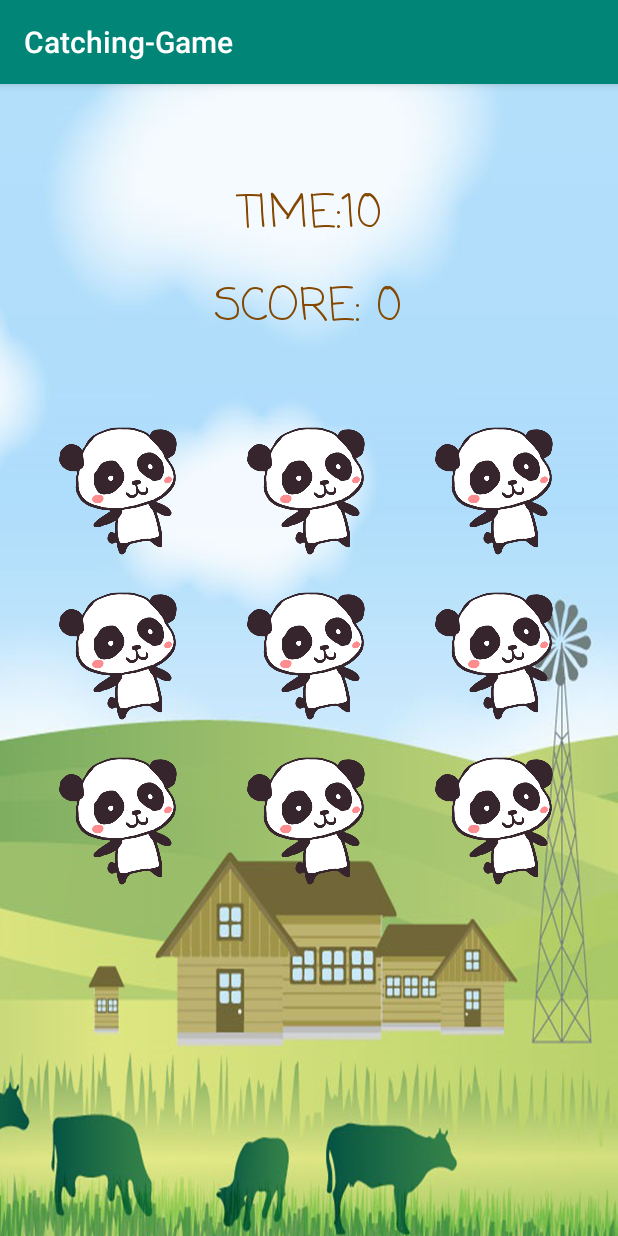
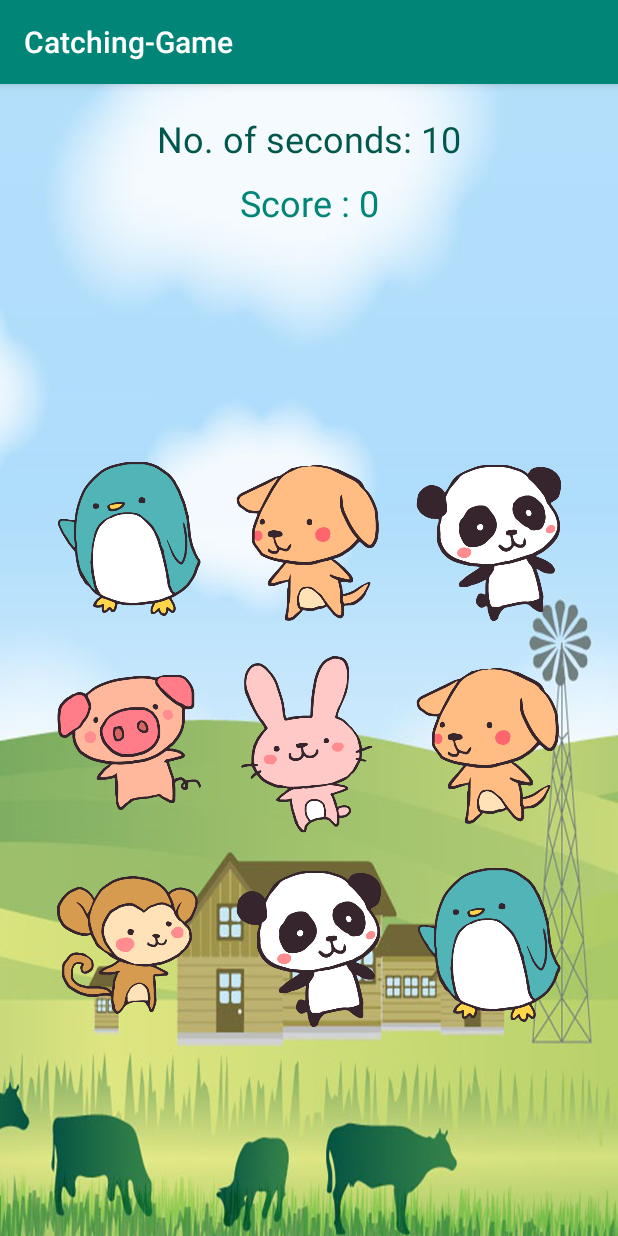
Before and after one commit to MichAca/Catching-Game, an Android app: the screen it shows after launch (MainActivity), on a phone screen of 412 x 824 dp. Run offline under Robolectric (Android 15) with nearby library versions, the phone set to English and light mode, and no system bars.

Commit message:
fix layout

```diff
--- a/app/src/main/java/com/bordscode/catching_game/MainActivity.kt
+++ b/app/src/main/java/com/bordscode/catching_game/MainActivity.kt
@@ -2,11 +2,20 @@ package com.bordscode.catching_game
 
 import android.support.v7.app.AppCompatActivity
 import android.os.Bundle
+import kotlinx.android.synthetic.main.activity_main.*
+
 
 class MainActivity : AppCompatActivity() {
 
     override fun onCreate(savedInstanceState: Bundle?) {
         super.onCreate(savedInstanceState)
         setContentView(R.layout.activity_main)
+
+        imageView1.setOnClickListener {
+
+
+        }
+
+
     }
 }
--- a/app/src/main/res/layout/activity_main.xml
+++ b/app/src/main/res/layout/activity_main.xml
@@ -1,127 +1,121 @@
 <?xml version="1.0" encoding="utf-8"?>
-<androidx.constraintlayout.widget.ConstraintLayout
+<android.support.constraint.ConstraintLayout
     xmlns:android="http://schemas.android.com/apk/res/android"
+    xmlns:app="http://schemas.android.com/apk/res-auto"
     xmlns:tools="http://schemas.android.com/tools"
-    xmlns:app="http://schemas.android.com/apk/res-auto"
     android:layout_width="match_parent"
     android:layout_height="match_parent"
-    android:background="@drawable/bg1"
-    tools:context=".MainActivity">
-    <androidx.gridlayout.widget.GridLayout
-        android:layout_width="match_parent"
-        android:layout_height="335dp"
-        app:layout_constraintStart_toStartOf="parent" android:layout_marginStart="16dp"
-        android:layout_marginEnd="16dp" app:layout_constraintEnd_toEndOf="parent"
-        app:layout_constraintHorizontal_bias="0.0" android:id="@+id/gridLayout" android:layout_marginBottom="8dp"
-        app:layout_constraintBottom_toBottomOf="parent" android:layout_marginTop="8dp"
-        app:layout_constraintTop_toTopOf="parent">
+    tools:context=".MainActivity"
+    tools:layout_editor_absoluteY="81dp"
+    android:background="@drawable/bg1">
+
+    <TextView
+        android:id="@+id/textViewTimer"
+        android:layout_width="wrap_content"
+        android:layout_height="wrap_content"
+        android:layout_marginTop="20dp"
+        android:text="No. of seconds: 10"
+        android:textSize="24sp"
+        android:textColor="@color/colorPrimaryDark"
+        app:layout_constraintEnd_toEndOf="parent"
+        app:layout_constraintStart_toStartOf="parent"
+        app:layout_constraintTop_toTopOf="parent"/>
+    <TextView
+        android:id="@+id/textViewScore"
+        android:layout_width="wrap_content"
+        android:layout_height="wrap_content"
+        android:layout_marginTop="10dp"
+        android:text="Score : 0"
+        android:textAlignment="center"
+        android:textSize="24sp"
+        android:textColor="@color/colorPrimary"
+        app:layout_constraintEnd_toEndOf="parent"
+        app:layout_constraintStart_toStartOf="parent"
+        app:layout_constraintTop_toBottomOf="@+id/textViewTimer"/>
+    <GridLayout
+        android:id="@+id/gridLayout"
+        android:layout_width="wrap_content"
+        android:layout_height="wrap_content"
+        android:layout_gravity="center"
+        android:layout_marginTop="20dp"
+        app:layout_constraintBottom_toBottomOf="parent"
+        app:layout_constraintEnd_toEndOf="parent"
+        app:layout_constraintStart_toStartOf="parent"
+        app:layout_constraintTop_toBottomOf="@+id/textViewScore"
+    >
 
         <ImageView
-            android:layout_width="125dp"
-            android:layout_height="110dp"
-            app:srcCompat="@drawable/panda"
-            app:layout_row="0"
-            app:layout_column="0"
-            android:id="@+id/imageView" android:onClick="increaseScore"/>
+            android:id="@+id/imageView1"
+            android:layout_width="120dp"
+            android:layout_height="135dp"
+            android:layout_row="0"
+            android:layout_column="0"
+            app:srcCompat="@drawable/bird"/>
 
         <ImageView
-            android:layout_width="125dp"
-            android:layout_height="110dp"
-            app:srcCompat="@drawable/panda"
-            app:layout_row="0"
-            app:layout_column="1"
-            android:onClick="increaseScore"
-            android:id="@+id/imageView2"/>
+            android:id="@+id/imageView2"
+            android:layout_width="120dp"
+            android:layout_height="135dp"
+            android:layout_row="0"
+            android:layout_column="1"
+            app:srcCompat="@drawable/dog"/>
 
         <ImageView
-            android:layout_width="125dp"
-            android:layout_height="110dp"
-            app:srcCompat="@drawable/panda"
-            app:layout_row="0"
-            app:layout_column="2"
-            android:onClick="increaseScore"
-            android:id="@+id/imageView3"/>
+            android:id="@+id/imageView3"
+            android:layout_width="120dp"
+            android:layout_height="135dp"
+            android:layout_row="0"
+            android:layout_column="2"
+            app:srcCompat="@drawable/panda"/>
 
         <ImageView
-            android:layout_width="125dp"
-            android:layout_height="110dp"
-            app:srcCompat="@drawable/panda"
-            app:layout_row="1"
-            app:layout_column="0"
-            android:onClick="increaseScore"
-            android:id="@+id/imageView4"/>
+            android:id="@+id/imageView4"
+            android:layout_width="120dp"
+            android:layout_height="135dp"
+            android:layout_row="1"
+            android:layout_column="0"
+            app:srcCompat="@drawable/pig"/>
 
         <ImageView
-            android:layout_width="125dp"
-            android:layout_height="110dp"
-            app:srcCompat="@drawable/panda"
-            app:layout_row="1"
-            app:layout_column="1"
-            android:onClick="increaseScore"
-            android:id="@+id/imageView5"/>
+            android:id="@+id/imageView5"
+            android:layout_width="120dp"
+            android:layout_height="135dp"
+            android:layout_row="1"
+            android:layout_column="1"
+            app:srcCompat="@drawable/rabbit"/>
 
         <ImageView
-            android:layout_width="125dp"
-            android:layout_height="110dp"
-            app:srcCompat="@drawable/panda"
-            app:layout_row="1"
-            app:layout_column="2"
-            android:onClick="increaseScore"
-            android:id="@+id/imageView6"/>
+            android:id="@+id/imageView6"
+            android:layout_width="120dp"
+            android:layout_height="135dp"
+            android:layout_row="1"
+            android:layout_column="2"
+            app:srcCompat="@drawable/dog"/>
+        <ImageView
+            android:id="@+id/imageView7"
+            android:layout_width="120dp"
+            android:layout_height="135dp"
+            android:layout_row="2"
+            android:layout_column="0"
+            app:srcCompat="@drawable/monkey"/>
 
         <ImageView
-            android:layout_width="125dp"
-            android:layout_height="110dp"
-            app:srcCompat="@drawable/panda"
-            app:layout_row="2"
-            app:layout_column="0"
-            android:onClick="increaseScore"
-            android:id="@+id/imageView7"/>
+            android:id="@+id/imageView8"
+            android:layout_width="120dp"
+            android:layout_height="135dp"
+            android:layout_row="2"
+            android:layout_column="1"
+            app:srcCompat="@drawable/panda"/>
 
         <ImageView
-            android:layout_width="125dp"
-            android:layout_height="110dp"
-            app:srcCompat="@drawable/panda"
-            app:layout_row="2"
-            app:layout_column="1"
-            android:onClick="increaseScore"
-            android:id="@+id/imageView8"/>
+            android:id="@+id/imageView9"
+            android:layout_width="120dp"
+            android:layout_height="135dp"
+            android:layout_row="2"
+            android:layout_column="2"
+            app:srcCompat="@drawable/bird"/>
 
-        <ImageView
-            android:layout_width="125dp"
-            android:layout_height="110dp"
-            app:srcCompat="@drawable/panda"
-            app:layout_row="2"
-            app:layout_column="2"
-            android:onClick="increaseScore"
-            android:id="@+id/imageView9"/>
 
-    </androidx.gridlayout.widget.GridLayout>
-    <TextView
-        android:text="Time:10"
-        android:layout_width="wrap_content"
-        android:layout_height="wrap_content"
-        android:id="@+id/timeText" android:gravity="center"
-        android:fontFamily="casual"
-        android:textColor="#844700"
-        android:textAllCaps="true"
-        android:textSize="30sp" android:textAlignment="center" app:layout_constraintTop_toTopOf="parent"
-        android:layout_marginBottom="8dp" app:layout_constraintBottom_toTopOf="@+id/gridLayout"
-        android:layout_marginStart="8dp" app:layout_constraintStart_toStartOf="parent"
-        android:layout_marginEnd="8dp" app:layout_constraintEnd_toEndOf="parent"
-        app:layout_constraintVertical_bias="0.394"/>
-    <TextView
-        android:text="Score: 0"
-        android:layout_width="wrap_content"
-        android:layout_height="wrap_content"
-        android:textSize="30sp"
-        android:fontFamily="casual"
-        android:textColor="#844700"
-        android:textAllCaps="true"
-        android:textAlignment="center" android:gravity="center" app:layout_constraintBottom_toBottomOf="parent"
-        android:layout_marginTop="8dp"
-        android:layout_marginStart="8dp" app:layout_constraintStart_toStartOf="parent"
-        android:layout_marginEnd="8dp" app:layout_constraintEnd_toEndOf="parent"
-        app:layout_constraintTop_toTopOf="parent" app:layout_constraintHorizontal_bias="0.498"
-        app:layout_constraintVertical_bias="0.165" android:id="@+id/scoreText"/>
-</androidx.constraintlayout.widget.ConstraintLayout>
+    </GridLayout>
+
+</android.support.constraint.ConstraintLayout>
```
